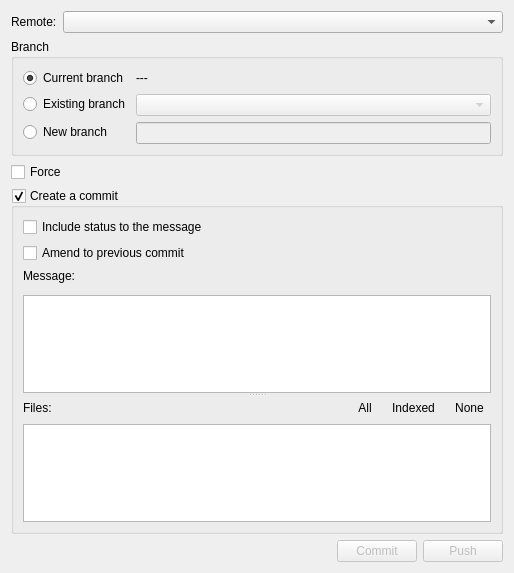
First picture: the form in src/gui/dialogs/commitpushdialog.ui, repository KDE/kommit, before the edit.
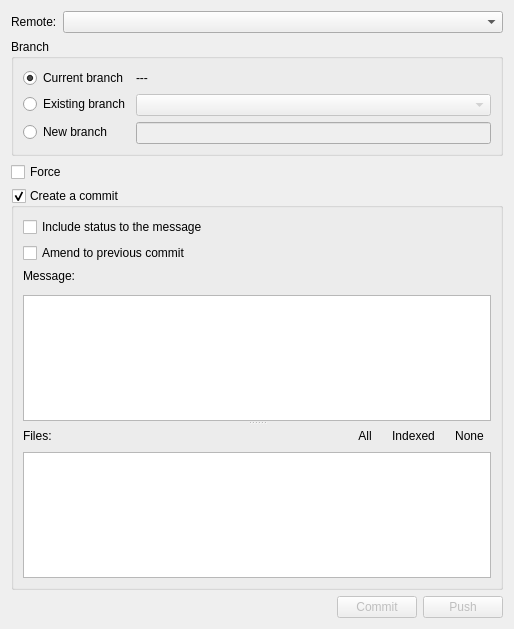
Second picture: the form after the edit. Custom widgets are drawn as their Qt base class.

Diff of the .ui file:
```diff
--- a/src/gui/dialogs/commitpushdialog.ui
+++ b/src/gui/dialogs/commitpushdialog.ui
@@ -7,7 +7,7 @@
     <x>0</x>
     <y>0</y>
     <width>514</width>
-    <height>573</height>
+    <height>629</height>
    </rect>
   </property>
   <property name="windowTitle">
```
Left out of the diff: 3 changed lines with no effect on the pictures.
